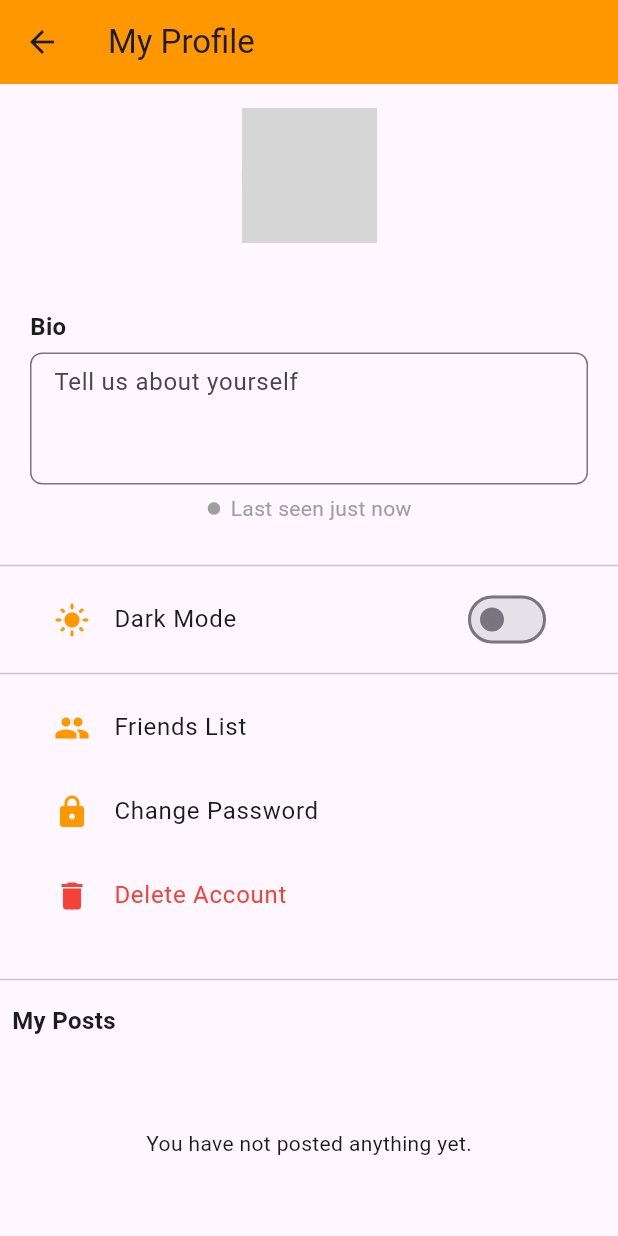
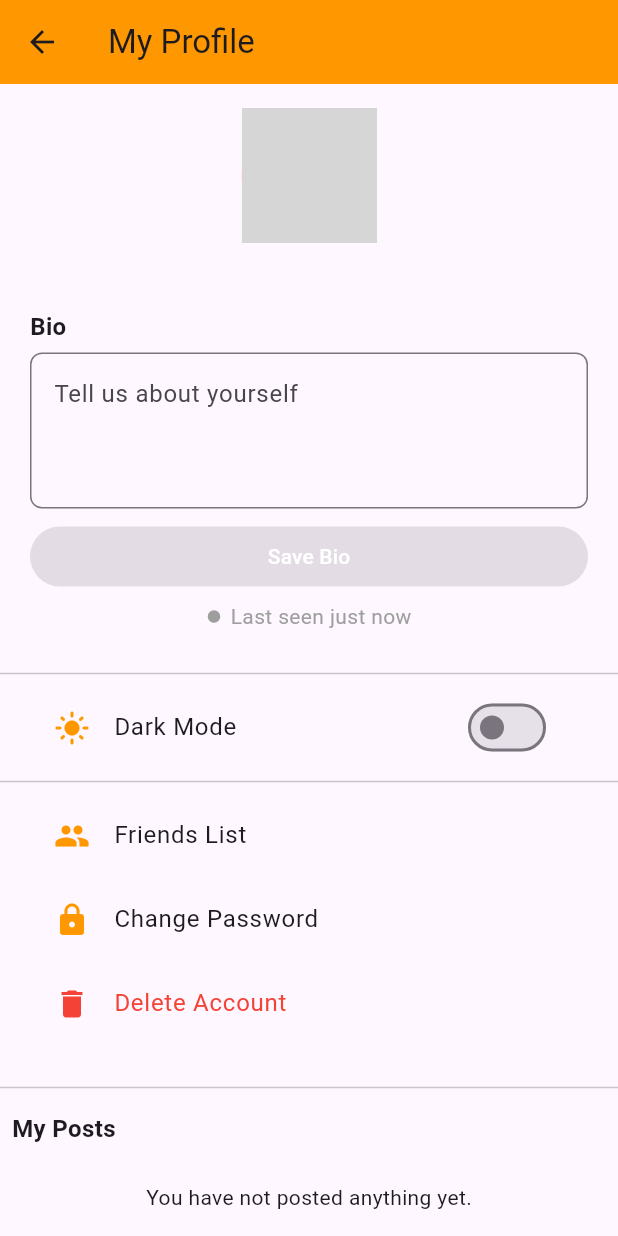
Before and after one commit to masterchieftkd1/UTRGV-CAMPUS-CONNECT, a Flutter app: the ProfileScreen screen opened by its route, on a phone screen of 412 x 824 dp. Run offline on Flutter 3.47's test engine with Material 3 defaults, Android fonts, the phone set to English and light mode, and no system bars; our stand-ins replace cloud_firestore, firebase_auth, firebase_core, firebase_storage, image_picker, shared_preferences; accounts and stored records are empty; network calls fail; grey boxes are pictures that could not be loaded.

Commit message:
fixed add bio

```diff
--- a/lib/profile_screen.dart
+++ b/lib/profile_screen.dart
@@ -9,10 +9,18 @@ import 'package:shared_preferences/shared_preferences.dart';
 
 import 'main.dart';
 
-class ProfileScreen extends StatelessWidget {
+class ProfileScreen extends StatefulWidget {
   static const String routeName = '/profile';
 
   const ProfileScreen({super.key});
+
+  @override
+  State<ProfileScreen> createState() => _ProfileScreenState();
+}
+
+class _ProfileScreenState extends State<ProfileScreen> {
+  final TextEditingController _bioController = TextEditingController();
+  bool _bioDirty = false;
 
   Future<void> _pickAndUploadProfilePhoto(
     BuildContext context,
@@ -45,14 +53,24 @@ class ProfileScreen extends StatelessWidget {
   }
 
   @override
+  void dispose() {
+    _bioController.dispose();
+    super.dispose();
+  }
+
+  @override
   Widget build(BuildContext context) {
     final user = FirebaseAuth.instance.currentUser;
     if (user == null) {
       return Scaffold(
         body: Center(
-            child: Text('Not logged in',
-                style: TextStyle(
-                    color: Theme.of(context).colorScheme.onBackground))),
+          child: Text(
+            'Not logged in',
+            style: TextStyle(
+              color: Theme.of(context).colorScheme.onBackground,
+            ),
+          ),
+        ),
       );
     }
 
@@ -82,10 +100,15 @@ class ProfileScreen extends StatelessWidget {
           final String? photoUrl = data['photoUrl'];
           final String? bio = data['bio'];
 
+          if (!_bioDirty) {
+            _bioController.text = bio ?? '';
+          }
+
           return Column(
             children: [
               const SizedBox(height: 16),
 
+              /// PROFILE PHOTO
               Stack(
                 children: [
                   CircleAvatar(
@@ -108,8 +131,10 @@ class ProfileScreen extends StatelessWidget {
                   ),
                 ],
               ),
+
               const SizedBox(height: 12),
 
+              /// EMAIL
               Text(
                 user.email ?? 'Unknown email',
                 style: const TextStyle(
@@ -120,7 +145,7 @@ class ProfileScreen extends StatelessWidget {
 
               const SizedBox(height: 6),
 
-              /// 🌟 BIO FIELD
+              /// BIO
               Padding(
                 padding: const EdgeInsets.symmetric(horizontal: 20),
                 child: Column(
@@ -132,23 +157,41 @@ class ProfileScreen extends StatelessWidget {
                           TextStyle(fontSize: 16, fontWeight: FontWeight.bold),
                     ),
                     const SizedBox(height: 6),
-                    TextFormField(
-                      initialValue: bio ?? '',
+                    TextField(
+                      controller: _bioController,
                       maxLines: 3,
                       decoration: InputDecoration(
                         hintText: 'Tell us about yourself',
                         border: OutlineInputBorder(
                           borderRadius: BorderRadius.circular(8),
                         ),
-                        contentPadding: const EdgeInsets.symmetric(
-                            vertical: 8, horizontal: 12),
                       ),
-                      onFieldSubmitted: (val) async {
-                        await userDoc.update({'bio': val});
-                        ScaffoldMessenger.of(context).showSnackBar(
-                          const SnackBar(content: Text('Bio updated')),
-                        );
+                      onChanged: (_) {
+                        setState(() => _bioDirty = true);
                       },
+                    ),
+                    const SizedBox(height: 8),
+                    ElevatedButton(
+                      onPressed: !_bioDirty
+                          ? null
+                          : () async {
+                              await userDoc.update({
+                                'bio': _bioController.text.trim(),
+                              });
+                              setState(() => _bioDirty = false);
+                              ScaffoldMessenger.of(context).showSnackBar(
+                                const SnackBar(
+                                    content: Text('Bio saved')),
+                              );
+                            },
+                      style: ElevatedButton.styleFrom(
+                        backgroundColor: Colors.orange,
+                        minimumSize: const Size(double.infinity, 40),
+                      ),
+                      child: const Text(
+                        'Save Bio',
+                        style: TextStyle(color: Colors.white),
+                      ),
                     ),
                   ],
                 ),
@@ -156,6 +199,7 @@ class ProfileScreen extends StatelessWidget {
 
               const SizedBox(height: 6),
 
+              /// ONLINE STATUS
               Row(
                 mainAxisAlignment: MainAxisAlignment.center,
                 children: [
@@ -179,7 +223,7 @@ class ProfileScreen extends StatelessWidget {
               const SizedBox(height: 20),
               const Divider(),
 
-              /// 🌗 DARK MODE SWITCH
+              /// DARK MODE
               Padding(
                 padding: const EdgeInsets.symmetric(horizontal: 20),
                 child: ListTile(
@@ -193,7 +237,8 @@ class ProfileScreen extends StatelessWidget {
                         onChanged: (val) async {
                           themeNotifier.value =
                               val ? ThemeMode.dark : ThemeMode.light;
-                          final prefs = await SharedPreferences.getInstance();
+                          final prefs =
+                              await SharedPreferences.getInstance();
                           await prefs.setBool('isDarkMode', val);
                         },
                       );
@@ -204,6 +249,7 @@ class ProfileScreen extends StatelessWidget {
 
               const Divider(),
 
+              /// ACTIONS
               Padding(
                 padding: const EdgeInsets.symmetric(horizontal: 20),
                 child: Column(
@@ -211,21 +257,22 @@ class ProfileScreen extends StatelessWidget {
                     _profileButton(
                       icon: Icons.people,
                       label: 'Friends List',
-                      onTap: () {
-                        Navigator.pushNamed(context, '/friends');
-                      },
+                      onTap: () =>
+                          Navigator.pushNamed(context, '/friends'),
                     ),
                     _profileButton(
                       icon: Icons.lock,
                       label: 'Change Password',
                       onTap: () async {
                         if (user.email != null) {
-                          await FirebaseAuth.instance.sendPasswordResetEmail(
+                          await FirebaseAuth.instance
+                              .sendPasswordResetEmail(
                             email: user.email!,
                           );
                           ScaffoldMessenger.of(context).showSnackBar(
                             const SnackBar(
-                              content: Text('Password reset email sent'),
+                              content: Text(
+                                  'Password reset email sent'),
                             ),
                           );
                         }
@@ -238,7 +285,8 @@ class ProfileScreen extends StatelessWidget {
                       onTap: () async {
                         await userDoc.delete();
                         await user.delete();
-                        Navigator.pushReplacementNamed(context, '/login');
+                        Navigator.pushReplacementNamed(
+                            context, '/login');
                       },
                     ),
                   ],
@@ -248,6 +296,7 @@ class ProfileScreen extends StatelessWidget {
               const SizedBox(height: 20),
               const Divider(),
 
+              /// POSTS
               const Padding(
                 padding: EdgeInsets.all(8),
                 child: Align(
@@ -273,17 +322,17 @@ class ProfileScreen extends StatelessWidget {
 
                     if (docs.isEmpty) {
                       return const Center(
-                        child: Text(
-                          'You have not posted anything yet.',
-                        ),
+                        child:
+                            Text('You have not posted anything yet.'),
                       );
                     }
 
                     return ListView.builder(
                       itemCount: docs.length,
                       itemBuilder: (context, index) {
-                        final data =
-                            docs[index].data() as Map<String, dynamic>? ?? {};
+                        final data = docs[index].data()
+                            as Map<String, dynamic>? ??
+                            {};
                         final text = data['text'] ?? '';
 
                         return ListTile(
```
Also changed, not shown: lib/view_profile_screen.dart (line endings or trailing spaces).
